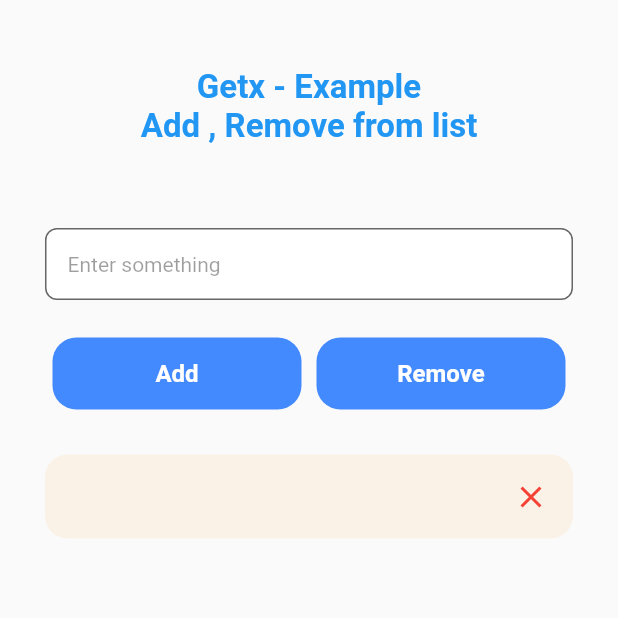
After one commit to rahulraj7626/getx-example, a Flutter app: the screen it shows after launch, after a tap on "Add", on a phone screen of 412 x 824 dp, the top half of it. The commit adds this screen. Run offline on Flutter 3.47's test engine with Material 2 defaults, Android fonts, the phone set to English and light mode, and no system bars; our stand-ins replace get.

Commit message:
Getbulder example added

```diff
--- /dev/null
+++ b/lib/bindings/builder_binding.dart
@@ -0,0 +1,12 @@
+import 'package:get/get.dart';
+import 'package:getx_example/controllers/builder_controller.dart';
+
+import 'package:getx_example/controllers/home_controller.dart';
+
+//dependancy injection class , this class called main route for accessing builder controller
+class BuilderBinding extends Bindings {
+  @override
+  void dependencies() {
+    Get.put(BuilderController());
+  }
+}
--- /dev/null
+++ b/lib/controllers/builder_controller.dart
@@ -0,0 +1,25 @@
+import 'package:get/get.dart';
+
+//home controller class extends getxController define logics,and funtions here
+class BuilderController extends GetxController {
+  List list = [];
+  //list variable,
+
+//add item to list method
+  void addList(item) {
+    list.add(item);
+    update(); //update changes
+  }
+
+//remove last item from list
+  void removeList() {
+    list.removeLast();
+    update(); //update changes
+  }
+
+//remove item from specific position from the list
+  void removeListatIndex(index) {
+    list.removeAt(index);
+    update(); //update changes
+  }
+}
--- a/lib/main.dart
+++ b/lib/main.dart
@@ -1,6 +1,8 @@
 import 'package:flutter/material.dart';
 import 'package:get/route_manager.dart';
+import 'package:getx_example/bindings/builder_binding.dart';
 import 'package:getx_example/bindings/home_binding.dart';
+import 'package:getx_example/views/get_builder_home.dart';
 import 'package:getx_example/views/home_screen.dart';
 
 void main() {
@@ -22,12 +24,18 @@ class MyApp extends StatelessWidget {
         //define  routes
         //initialize all pages here with parameter route_name , classname , dependency class if availabe
         GetPage(
-            name: "/home",
+            name: "/homebuilder",
+            page: () => const BuilderListingScreen(),
+            binding: BuilderBinding()),
+        GetPage(
+            name: "/homeobx",
             page: () => const ListingScreen(),
             binding: HomeBinding()),
       ],
       //inital route that means first page when app open
-      initialRoute: "/home",
+      // change initial route "/homeobx" for Getx obx example
+      // change initial route "/homebuilder" for Getx getbuilder example
+      initialRoute: "/homebuilder",
     );
   }
 }
--- /dev/null
+++ b/lib/views/get_builder_home.dart
@@ -0,0 +1,169 @@
+import 'package:get/get.dart';
+import 'package:flutter/material.dart';
+import 'package:getx_example/controllers/builder_controller.dart';
+import 'package:getx_example/controllers/home_controller.dart';
+
+//main page of this app
+class BuilderListingScreen extends StatefulWidget {
+  const BuilderListingScreen({Key? key}) : super(key: key);
+
+  @override
+  State<BuilderListingScreen> createState() => _BuilderListingScreenState();
+}
+
+class _BuilderListingScreenState extends State<BuilderListingScreen> {
+  TextEditingController controller =
+      TextEditingController(); //define textcontroller
+  final homeController = Get.put(BuilderController());
+  //create object for homecontroller class
+  void valfn() {
+    homeController.addList(controller.text); //add item to list method
+    controller.clear(); //clearing existing value of controller
+  }
+
+  @override
+  Widget build(BuildContext context) {
+    return Scaffold(
+      body: SafeArea(
+        child: Container(
+          height: MediaQuery.of(context).size.height,
+          width: MediaQuery.of(context).size.width,
+          alignment: Alignment.center,
+          padding: const EdgeInsets.all(15),
+          margin: const EdgeInsets.all(15),
+          child: Column(mainAxisAlignment: MainAxisAlignment.center, children: [
+            //header section
+            Padding(
+              padding: const EdgeInsets.all(15.0),
+              child: Text("Getx - Example\nAdd , Remove from list",
+                  textAlign: TextAlign.center,
+                  style: style(22, Colors.blue, FontWeight.w600)),
+            ),
+            const SizedBox(
+              height: 40,
+            ),
+
+            textField(), //textfield widget method called
+            const SizedBox(
+              height: 20,
+            ),
+            Row(
+              mainAxisAlignment: MainAxisAlignment.spaceAround,
+              children: [
+                //add button
+                Expanded(
+                  child: GestureDetector(
+                    onTap: valfn,
+                    child: Container(
+                        alignment: Alignment.center,
+                        height: 48,
+                        width: 100,
+                        margin: const EdgeInsets.all(5),
+                        decoration: BoxDecoration(
+                            borderRadius: BorderRadius.circular(16.0),
+                            color: Colors.blueAccent),
+                        child: Text(
+                          "Add",
+                          style: style(16, Colors.white, FontWeight.w600),
+                        )),
+                  ),
+                ),
+//remove button
+                Expanded(
+                  child: GestureDetector(
+                    onTap: () => homeController
+                        .removeList(), //remove last item from list method called
+                    child: Container(
+                        alignment: Alignment.center,
+                        height: 48,
+                        margin: const EdgeInsets.all(5),
+                        decoration: BoxDecoration(
+                            borderRadius: BorderRadius.circular(16.0),
+                            color: Colors.blueAccent),
+                        child: Text("Remove",
+                            style: style(16, Colors.white, FontWeight.w600))),
+                  ),
+                ),
+              ],
+            ),
+            const SizedBox(
+              height: 20,
+            ),
+            Expanded(
+              //wrap with  GetBuilder init for initialize when first page load
+
+              child: GetBuilder<BuilderController>(
+                  init: BuilderController(),
+                  builder: (controller) {
+                    //cotroller instance of BuilderController can access variables and methods
+                    return ListView.builder(
+                        physics: const BouncingScrollPhysics(),
+                        itemCount: controller.list.length,
+                        itemBuilder: (BuildContext context, int index) {
+                          return Container(
+                            margin: const EdgeInsets.symmetric(vertical: 5),
+                            decoration: BoxDecoration(
+                                color: Colors.orangeAccent.withOpacity(0.1),
+                                borderRadius: BorderRadius.circular(15)),
+                            child: ListTile(
+                              title: Text(controller.list[index],
+                                  style: style(
+                                      18, Colors.black54, FontWeight.w700)),
+                              trailing: GestureDetector(
+                                onTap: () => homeController.removeListatIndex(
+                                    index), //remove selected item method called
+                                child: const Icon(
+                                  Icons.close,
+                                  color: Colors.red,
+                                ),
+                              ),
+                            ),
+                          );
+                        });
+                  }),
+            ),
+          ]),
+        ),
+      ),
+    );
+  }
+
+// define textfield widget we can reuse anywhere
+  Widget textField() {
+    return TextFormField(
+      controller: controller,
+      decoration: InputDecoration(
+        filled: true,
+        fillColor: Colors.white,
+        border: OutlineInputBorder(
+          borderRadius: BorderRadius.circular(8.0),
+          borderSide: const BorderSide(
+            color: Colors.black26,
+            width: 1.0,
+          ),
+        ),
+        focusedErrorBorder: OutlineInputBorder(
+          borderRadius: BorderRadius.circular(8.0),
+          borderSide: const BorderSide(
+            color: Colors.red,
+            width: 1.0,
+          ),
+        ),
+        contentPadding:
+            const EdgeInsets.only(left: 15, bottom: 11, top: 11, right: 15),
+        hintText: "Enter something",
+        hintStyle: const TextStyle(
+            fontSize: 14, color: Colors.black38, fontWeight: FontWeight.w400),
+      ),
+    );
+  }
+}
+
+//text stye method for reuse
+TextStyle style(double size, color, FontWeight weight) {
+  return TextStyle(
+    fontSize: size,
+    color: color,
+    fontWeight: weight,
+  );
+}
```
